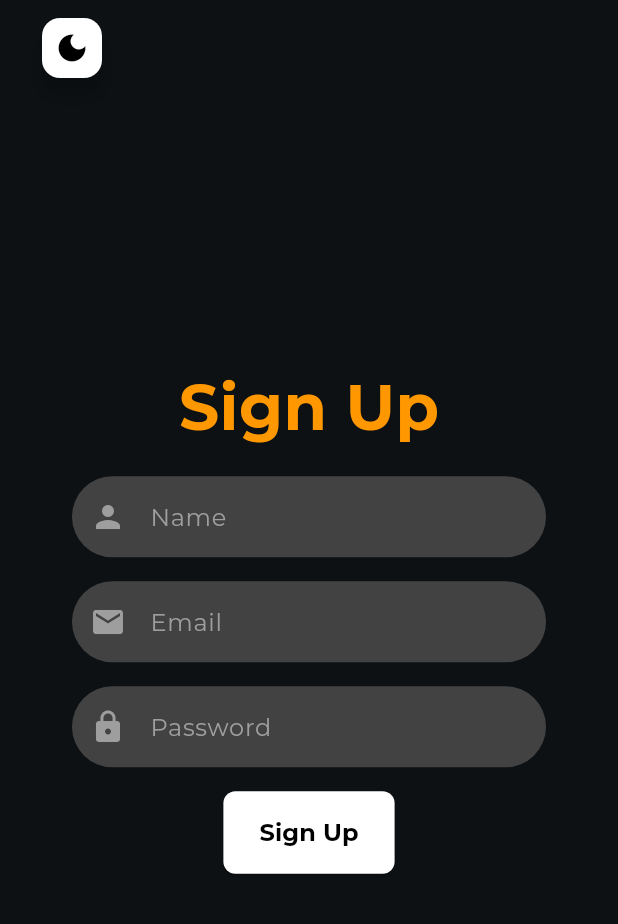
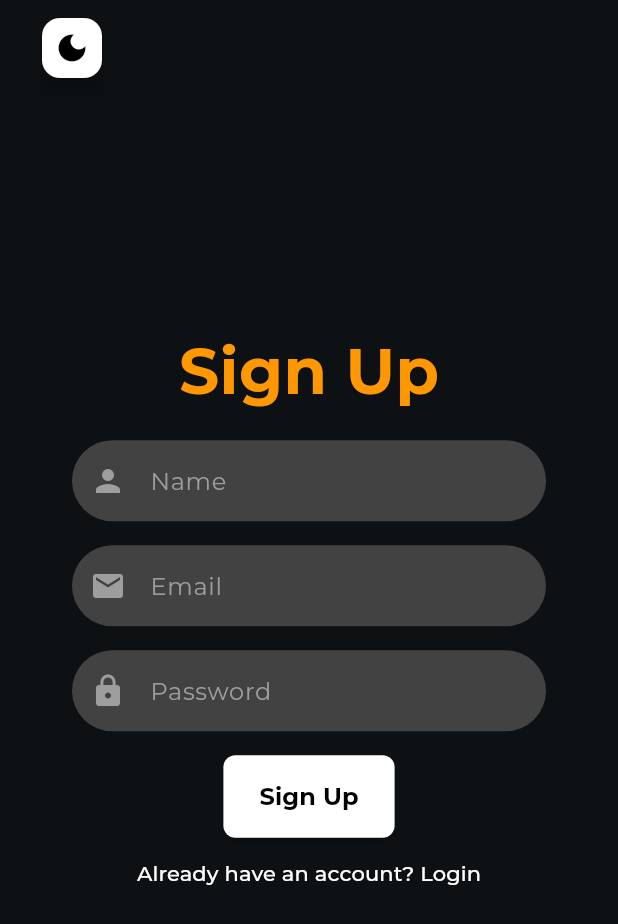
Before and after one commit to PartthK/Purdue-Social-Media-App, a Flutter app: the SignupScreen screen opened directly, on a phone screen of 412 x 824 dp. Shown: the top 924 px of the screen. Run offline on Flutter 3.47's test engine with Material 3 defaults, Android fonts, the phone set to English and light mode, and no system bars; our stand-ins replace cloud_firestore, firebase_auth, firebase_core, firebase_messaging, firebase_storage, google_fonts and 4 more; accounts and stored records are empty.

Commit message:
Added already have an account, login

```diff
--- a/lib/signup_screen.dart
+++ b/lib/signup_screen.dart
@@ -3,6 +3,7 @@ import 'package:provider/provider.dart';
 import 'auth_provider.dart';
 import 'package:google_fonts/google_fonts.dart';
 import 'interests_screen.dart';
+import 'login_screen.dart';
 
 class SignupScreen extends StatefulWidget {
   @override
@@ -161,6 +162,20 @@ class _SignupScreenState extends State<SignupScreen> {
                   ),
                 ),
               ),
+              TextButton(
+                onPressed: () {
+                  Navigator.push(
+                    context,
+                    MaterialPageRoute(builder: (context) => LoginScreen()),
+                  );
+                },
+                child: Text(
+                  'Already have an account? Login',
+                  style: GoogleFonts.montserrat(
+                    color: _isDarkMode ? Colors.white : Colors.black,
+                  ),
+                ),
+              ),
               if (_validationMessage.isNotEmpty)
                 Padding(
                   padding: const EdgeInsets.only(top: 16.0),
```
